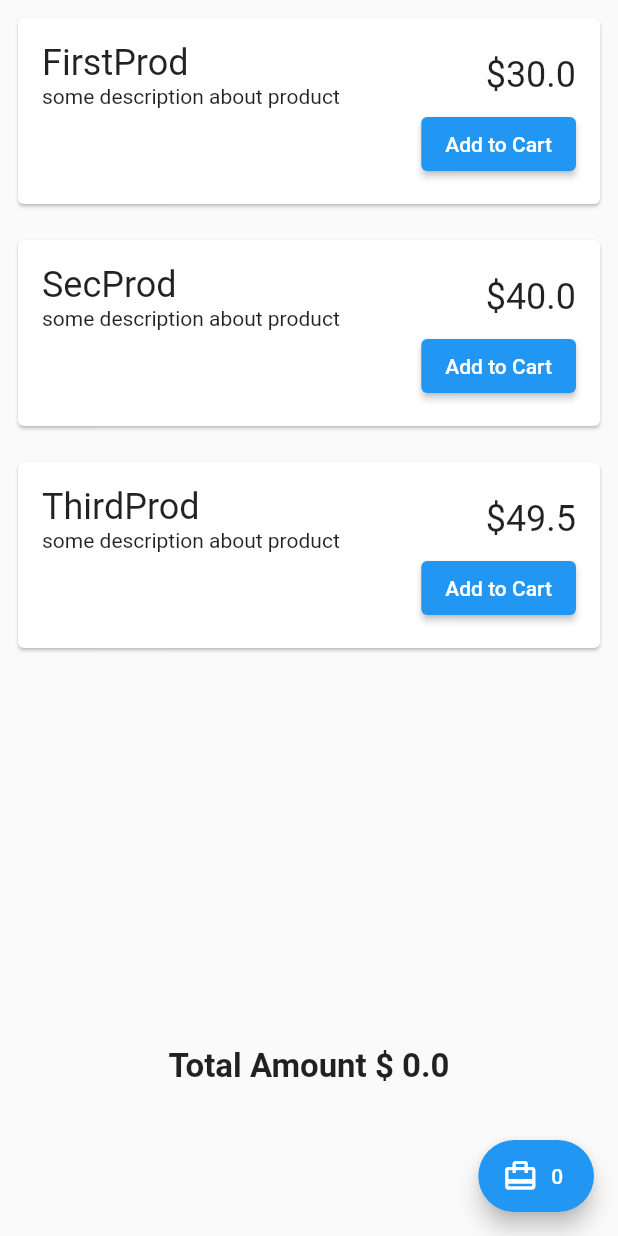
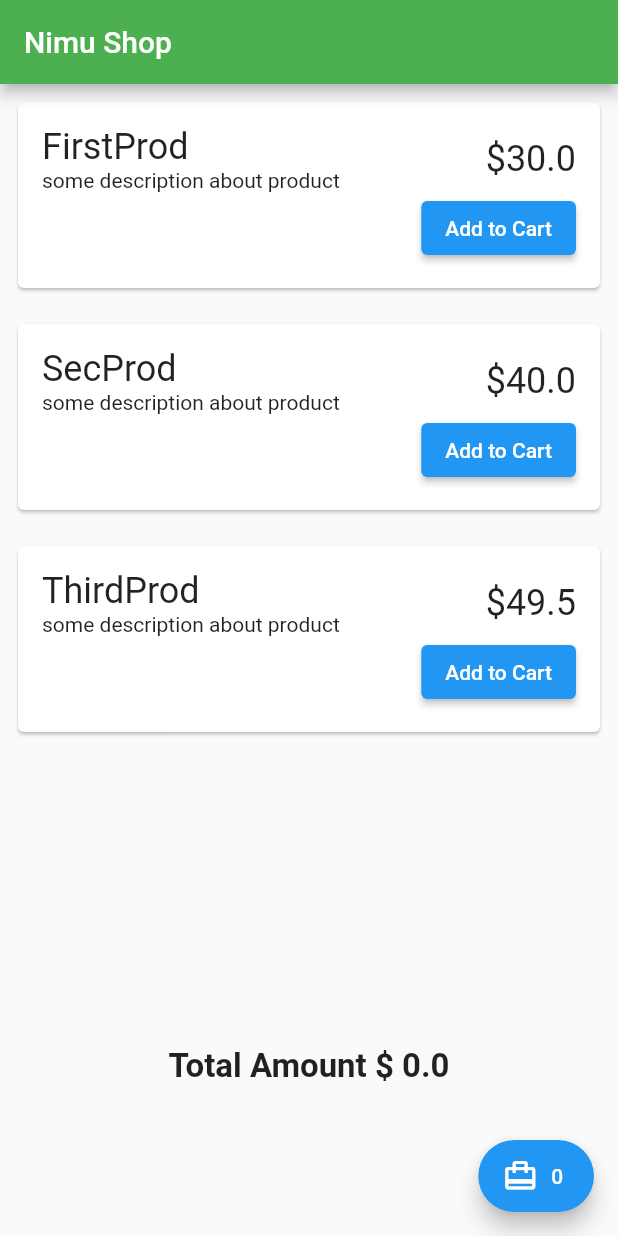
Before and after one commit to tusharhow/nimu-shop, a Flutter app: the screen it shows after launch, on a phone screen of 412 x 824 dp. Run offline on Flutter 3.47's test engine with Material 2 defaults, Android fonts, the phone set to English and light mode, and no system bars; our stand-ins replace get.

Commit message:
Appbar fixed

```diff
--- a/lib/controllers/shop_controller.dart
+++ b/lib/controllers/shop_controller.dart
@@ -1,6 +1,5 @@
 import 'package:get/state_manager.dart';
 import 'package:nimu_shop/models/product.dart';
-
 
 class ShoppingController extends GetxController {
   var products = <Product>[].obs;
--- a/lib/models/product.dart
+++ b/lib/models/product.dart
@@ -1,4 +1,3 @@
-
 class Product {
   final int id;
   final String productName;
@@ -10,9 +9,7 @@ class Product {
     this.id,
     this.productName,
     this.productImage,
+    this.price,
     this.productDescription,
-    this.price,
   });
-
-
 }
--- a/lib/views/shopping_page.dart
+++ b/lib/views/shopping_page.dart
@@ -10,6 +10,10 @@ class ShoppingPage extends StatelessWidget {
   @override
   Widget build(BuildContext context) {
     return Scaffold(
+      appBar: AppBar(
+        title: Text('Nimu Shop'),
+        backgroundColor: Colors.green,
+      ),
       body: SafeArea(
         child: Column(
           children: [
```
